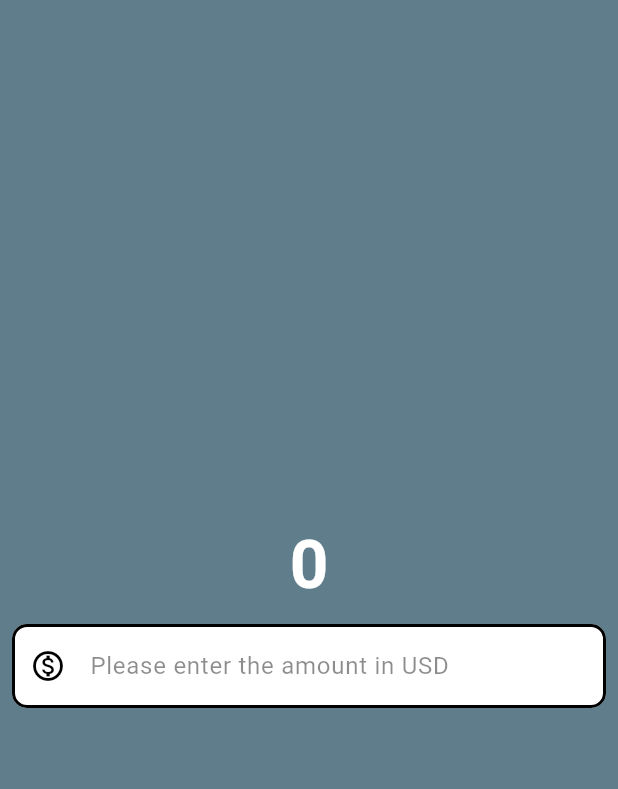
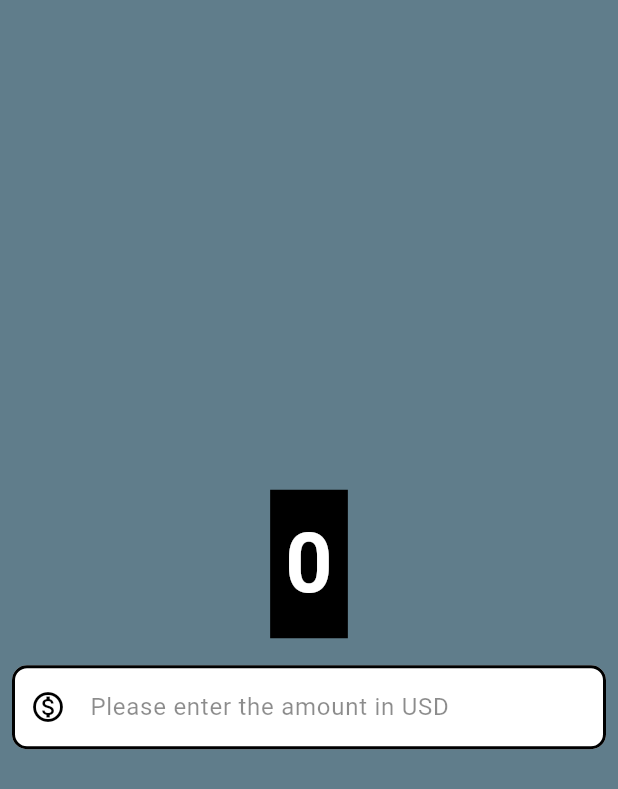
Before and after one commit to adityaashinde/Currency-Converter-App, a Flutter app: the screen it shows after launch, on a phone screen of 412 x 824 dp. Shown: the top 789 px of the screen. Run offline on Flutter 3.47's test engine with Material 3 defaults, Android fonts, the phone set to English and light mode, and no system bars.

Commit message:
Update cc_material_page.dart

```diff
--- a/lib/cc_material_page.dart
+++ b/lib/cc_material_page.dart
@@ -19,12 +19,17 @@ class CurrencyConverterMaterialPage extends StatelessWidget {
         child: Column(
           mainAxisAlignment: MainAxisAlignment.center,
           children: [
-            const Text(
-              "0",
-              style: TextStyle(
-                fontWeight: FontWeight.bold,
-                fontSize: 45,
-                color: Colors.white,
+            Container(
+              padding: const EdgeInsets.all(10),
+              margin: const EdgeInsets.all(10),
+              color: Colors.black,
+              child: const Text(
+                "0",
+                style: TextStyle(
+                  fontWeight: FontWeight.bold,
+                  fontSize: 55,
+                  color: Colors.white,
+                ),
               ),
             ),
             // Padding
```
